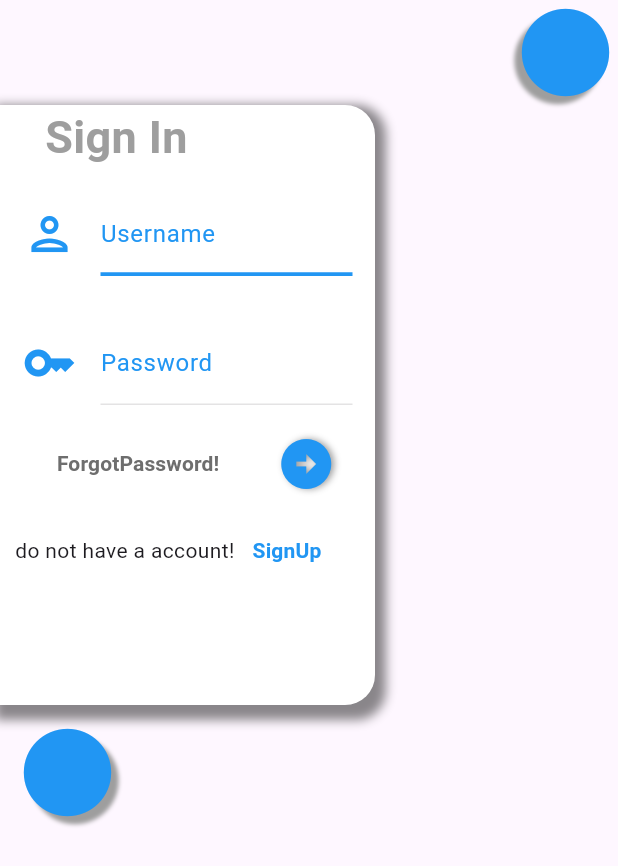
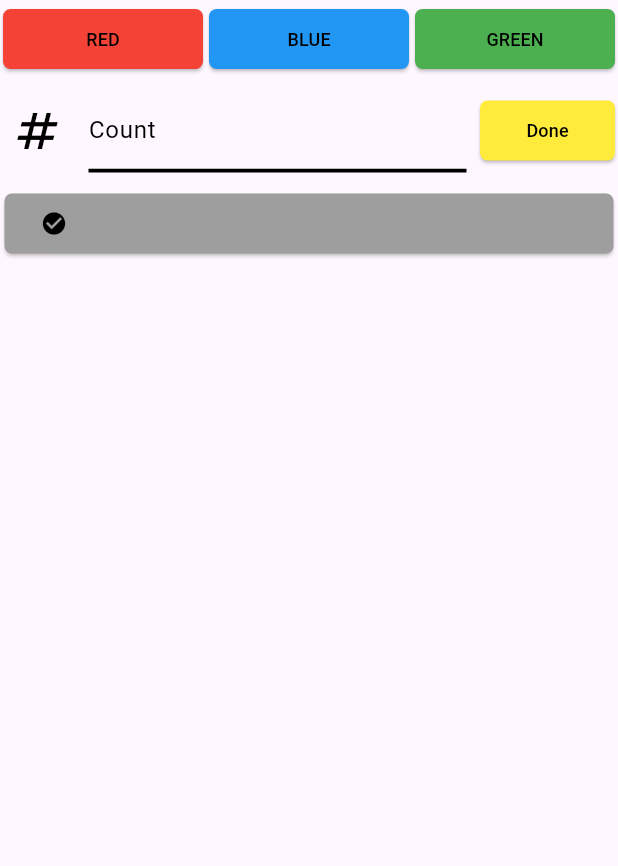
Before and after one commit to GKING1029/Text_Field_Screens, a Flutter app: the screen it shows after launch, on a phone screen of 412 x 824 dp. Shown: the top 866 px of the screen. Run offline on Flutter 3.47's test engine with Material 3 defaults, Android fonts, the phone set to English and light mode, and no system bars; our stand-ins replace flutter_otp_text_field, fluttertoast.

Commit message:
Added ListView widget
used Containers,Expended & Color if else on Pressed using variable.

```diff
--- a/lib/forgot_pass.dart
+++ b/lib/forgot_pass.dart
@@ -45,6 +45,7 @@ class _ForgotPassScreenState extends State<ForgotPassScreen> {
                         topRight: Radius.circular(20),
                         bottomRight: Radius.circular(20))),
                 child: Column(
+                  mainAxisAlignment: MainAxisAlignment.spaceAround,
                   children: [
                     const Row(
                       children: [
@@ -54,7 +55,7 @@ class _ForgotPassScreenState extends State<ForgotPassScreen> {
                             "Forgot Password",
                             style: TextStyle(
                                 fontWeight: FontWeight.bold,
-                                fontSize: 15,
+                                fontSize: 20,
                                 color: Colors.grey),
                           ),
                         ),
--- /dev/null
+++ b/lib/list_view_screen.dart
@@ -0,0 +1,211 @@
+import 'package:flutter/material.dart';
+import 'package:flutter/services.dart';
+
+class ListViewScreen extends StatefulWidget {
+  const ListViewScreen({super.key});
+
+  @override
+  State<ListViewScreen> createState() => _ListViewScreenState();
+}
+
+class _ListViewScreenState extends State<ListViewScreen> {
+  var countController = TextEditingController();
+  var countFocus = FocusNode();
+  var color = -1;
+  int count = 0;
+  @override
+  Widget build(BuildContext context) {
+    return Scaffold(
+      body: Stack(children: [
+        Column(
+          children: [
+            Row(
+              mainAxisAlignment: MainAxisAlignment.spaceEvenly,
+              children: [
+                Expanded(
+                  child: Padding(
+                    padding: const EdgeInsets.all(2),
+                    child: ElevatedButton(
+                      style: ButtonStyle(
+                          shape:
+                              MaterialStatePropertyAll<RoundedRectangleBorder>(
+                                  RoundedRectangleBorder(
+                                      borderRadius: BorderRadius.circular(5))),
+                          fixedSize: MaterialStatePropertyAll(Size(90, 30)),
+                          backgroundColor:
+                              MaterialStatePropertyAll(Colors.red)),
+                      onPressed: () {
+                        setState(() {
+                          color = 0;
+                        });
+                      },
+                      child: const Text(
+                        "RED",
+                        style: TextStyle(color: Colors.black, fontSize: 12),
+                      ),
+                    ),
+                  ),
+                ),
+                Expanded(
+                  child: Padding(
+                    padding: const EdgeInsets.all(2),
+                    child: ElevatedButton(
+                      style: ButtonStyle(
+                          shape:
+                              MaterialStatePropertyAll<RoundedRectangleBorder>(
+                                  RoundedRectangleBorder(
+                                      borderRadius: BorderRadius.circular(5))),
+                          fixedSize: MaterialStatePropertyAll(Size(90, 30)),
+                          backgroundColor:
+                              MaterialStatePropertyAll(Colors.blue)),
+                      onPressed: () {
+                        setState(() {
+                          color = 1;
+                        });
+                      },
+                      child: const Text(
+                        "BLUE",
+                        style: TextStyle(color: Colors.black, fontSize: 12),
+                      ),
+                    ),
+                  ),
+                ),
+                Expanded(
+                  child: Padding(
+                    padding: const EdgeInsets.all(2),
+                    child: ElevatedButton(
+                      style: ButtonStyle(
+                          shape:
+                              MaterialStatePropertyAll<RoundedRectangleBorder>(
+                                  RoundedRectangleBorder(
+                                      borderRadius: BorderRadius.circular(5))),
+                          fixedSize: MaterialStatePropertyAll(Size(90, 30)),
+                          backgroundColor:
+                              MaterialStatePropertyAll(Colors.green)),
+                      onPressed: () {
+                        setState(() {
+                          color = 2;
+                        });
+                      },
+                      child: const Text(
+                        "GREEN",
+                        style: TextStyle(color: Colors.black, fontSize: 12),
+                      ),
+                    ),
+                  ),
+                ),
+              ],
+            ),
+            Row(
+              children: [
+                Expanded(
+                  child: Padding(
+                    padding: const EdgeInsets.all(7),
+                    child: TextField(
+                      keyboardType: TextInputType.number,
+                      controller: countController,
+                      decoration: const InputDecoration(
+                          icon: Icon(
+                            Icons.numbers,
+                            size: 36,
+                            color: Colors.black,
+                          ),
+                          labelText: "Count",
+                          labelStyle: TextStyle(color: Colors.black),
+                          counterText: "",
+                          enabledBorder: UnderlineInputBorder(
+                              borderSide:
+                                  BorderSide(color: Colors.black, width: 2.5))),
+                      maxLength: 2,
+                      focusNode: countFocus,
+                    ),
+                  ),
+                ),
+                Padding(
+                  padding: const EdgeInsets.all(2),
+                  child: ElevatedButton(
+                    style: ButtonStyle(
+                        shape: MaterialStatePropertyAll<RoundedRectangleBorder>(
+                            RoundedRectangleBorder(
+                                borderRadius: BorderRadius.circular(5))),
+                        fixedSize: MaterialStatePropertyAll(Size(90, 30)),
+                        backgroundColor:
+                            MaterialStatePropertyAll(Colors.yellow)),
+                    onPressed: () {
+                      setState(() {
+                        count = int.tryParse(countController.text) ?? 0;
+                      });
+                    },
+                    child: const Text(
+                      "Done",
+                      style: TextStyle(color: Colors.black, fontSize: 12),
+                    ),
+                  ),
+                ),
+              ],
+            ),
+            Row(
+              children: [
+                Expanded(
+                  child: Padding(
+                    padding: const EdgeInsets.all(3),
+                    child: ElevatedButton(
+                        onPressed: () {
+                          setState(() {
+                            color = -1;
+                          });
+                        },
+                        style: ButtonStyle(
+                            shape: MaterialStatePropertyAll<
+                                    RoundedRectangleBorder>(
+                                RoundedRectangleBorder(
+                                    borderRadius: BorderRadius.circular(5))),
+                            fixedSize: MaterialStatePropertyAll(Size(90, 30)),
+                            backgroundColor:
+                                MaterialStatePropertyAll(Colors.grey)),
+                        child: Row(
+                          children: [
+                            Icon(
+                              Icons.check_circle,
+                              color: Colors.black,
+                            )
+                          ],
+                        )),
+                  ),
+                ),
+              ],
+            ),
+            Expanded(
+              child: ListView.builder(
+                  shrinkWrap: true,
+                  itemCount: count,
+                  itemBuilder: (((context, index) {
+                    return Container(
+                      margin: EdgeInsets.all(2),
+                      decoration: BoxDecoration(
+                          color: color == -1
+                              ? Colors.white
+                              : color == 0
+                                  ? Colors.red
+                                  : color == 1
+                                      ? Colors.blue
+                                      : Colors.green),
+                      child: Row(
+                        mainAxisSize: MainAxisSize.min,
+                        children: [
+                          Icon(
+                            Icons.circle,
+                            size: 36,
+                          ),
+                          Text("TEXT")
+                        ],
+                      ),
+                    );
+                  }))),
+            ),
+          ],
+        ),
+      ]),
+    );
+  }
+}
--- a/lib/main.dart
+++ b/lib/main.dart
@@ -1,5 +1,6 @@
 import 'package:flutter/material.dart';
-import 'package:text_field_screens/sign_in.dart';
+import 'package:text_field_screens/list_view_screen.dart';
+// import 'package:text_field_screens/sign_in.dart';
 // import 'package:text_field_screens/sign_up.dart';
 
 void main() {
@@ -34,7 +35,7 @@ class MyApp extends StatelessWidget {
         colorScheme: ColorScheme.fromSeed(seedColor: Colors.deepPurple),
         useMaterial3: true,
       ),
-      home: const SignInScreeen(),
+      home: const ListViewScreen(),
     );
   }
 }
--- a/lib/sign_in.dart
+++ b/lib/sign_in.dart
@@ -131,8 +131,8 @@ class _SignInScreeenState extends State<SignInScreeen> {
                     Row(
                       mainAxisAlignment: MainAxisAlignment.spaceEvenly,
                       children: [
-                        TextButton(
-                            onPressed: () {
+                        GestureDetector(
+                            onTap: () {
                               Navigator.push(
                                   context,
                                   MaterialPageRoute(
--- a/lib/sign_up.dart
+++ b/lib/sign_up.dart
@@ -56,8 +56,8 @@ class _SignUpScreenState extends State<SignUpScreen> {
           ),
           Stack(children: [
             Container(
-                height: 500,
-                width: 300,
+                height: MediaQuery.of(context).size.height / 1.291,
+                width: MediaQuery.of(context).size.width / 3,
                 decoration: const BoxDecoration(
                     boxShadow: [
                       BoxShadow(
@@ -87,7 +87,7 @@ class _SignUpScreenState extends State<SignUpScreen> {
                       ],
                     ),
                     Padding(
-                      padding: const EdgeInsets.all(15),
+                      padding: const EdgeInsets.all(7),
                       child: TextField(
                         controller: usernameController,
                         decoration: const InputDecoration(
@@ -116,7 +116,7 @@ class _SignUpScreenState extends State<SignUpScreen> {
                       ),
                     ),
                     Padding(
-                      padding: const EdgeInsets.all(15),
+                      padding: const EdgeInsets.all(7),
                       child: TextField(
                         enabled: isPasswordEnabled,
                         controller: passwordController,
@@ -147,7 +147,7 @@ class _SignUpScreenState extends State<SignUpScreen> {
                       ),
                     ),
                     Padding(
-                      padding: const EdgeInsets.all(15),
+                      padding: const EdgeInsets.all(7),
                       child: TextField(
                         enabled: isEmailEnabled,
                         controller: emailController,
@@ -177,7 +177,7 @@ class _SignUpScreenState extends State<SignUpScreen> {
                       ),
                     ),
                     Padding(
-                      padding: const EdgeInsets.all(15),
+                      padding: const EdgeInsets.all(7),
                       child: TextField(
                           enabled: isPhoneEnabled,
                           keyboardType: TextInputType.number,
@@ -258,7 +258,7 @@ class _SignUpScreenState extends State<SignUpScreen> {
             child: Row(
               mainAxisAlignment: MainAxisAlignment.start,
               children: [
-                Icon(Icons.circle, color: Colors.blue, size: 70, shadows: [
+                Icon(Icons.circle, color: Colors.blue, size: 38, shadows: [
                   Shadow(
                       color: Colors.grey, blurRadius: 3, offset: Offset(5, 5))
                 ])
```
